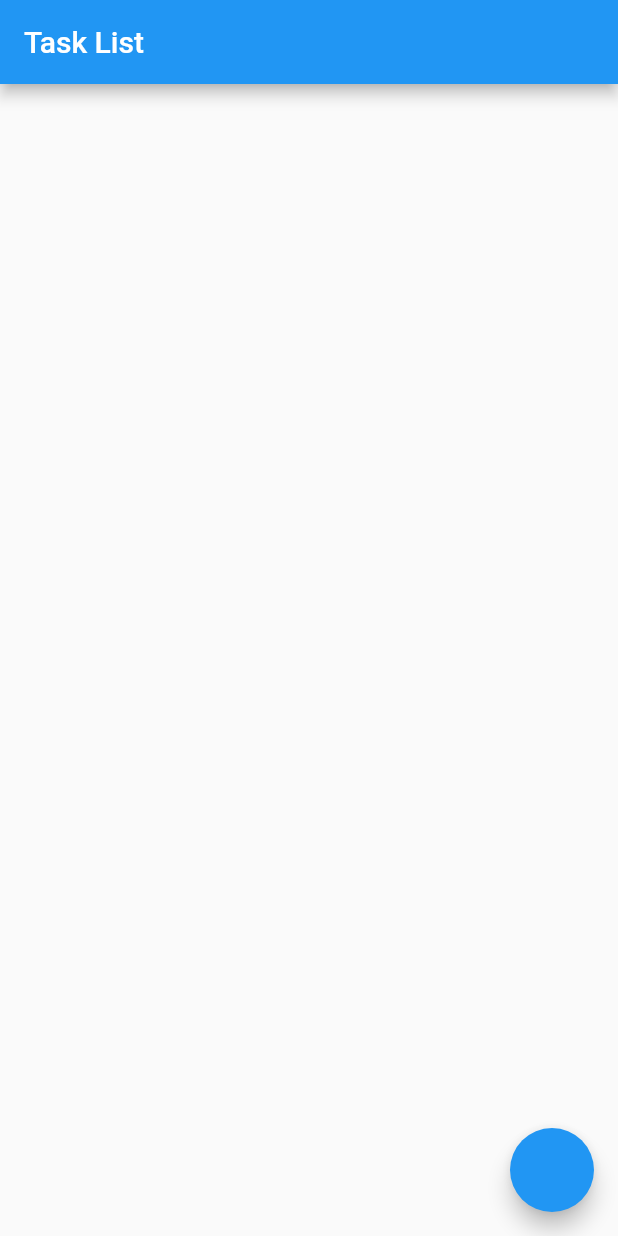
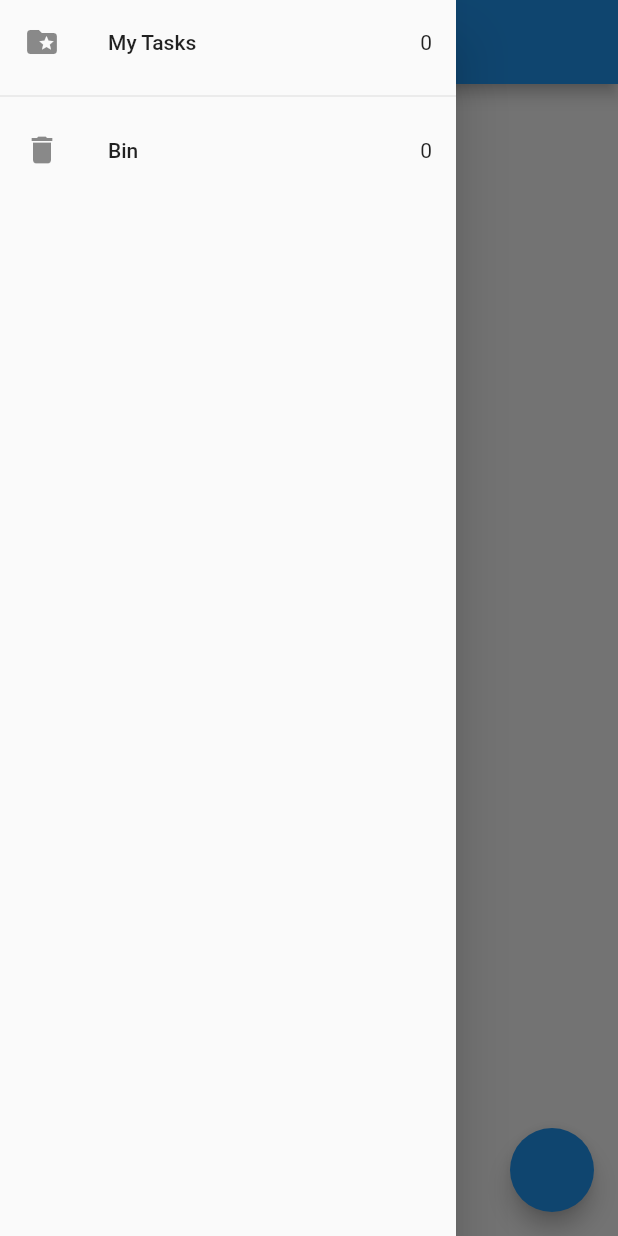
Before and after one commit to MehrabBozorgi/flutter_Tasks_app_bloc, a Flutter app: the screen it shows after launch, with the side drawer open (before the commit the screen has no drawer), on a phone screen of 412 x 824 dp. Run offline on Flutter 3.47's test engine with Material 2 defaults, Android fonts, the phone set to English and light mode, and no system bars; our stand-ins replace equatable, flutter_bloc.

Commit message:
Tasks_app_bloc

```diff
--- a/lib/bloc/task_event.dart
+++ b/lib/bloc/task_event.dart
@@ -30,3 +30,12 @@ class DeleteTask extends TaskEvent {
   @override
   List<Object?> get props => [task];
 }
+
+class RemoveTask extends TaskEvent {
+  final Task task;
+
+  const RemoveTask({required this.task});
+
+  @override
+  List<Object?> get props => [task];
+}
--- a/lib/bloc/task_state.dart
+++ b/lib/bloc/task_state.dart
@@ -3,9 +3,11 @@ part of 'task_bloc.dart';
 class TaskState extends Equatable {
   TaskState({
     this.allTasks = const <Task>[],
+    this.removeTasks = const <Task>[],
   });
 
   List<Task> allTasks = [];
+  List<Task> removeTasks   = [];
 
   @override
   List<Object?> get props => [allTasks];
--- a/lib/main.dart
+++ b/lib/main.dart
@@ -1,13 +1,17 @@
 import 'package:flutter/material.dart';
 import 'package:flutter_bloc_todo/bloc/bloc_exports.dart';
-import 'package:flutter_bloc_todo/task_list_screen.dart';
+import 'package:flutter_bloc_todo/screens/task_list_screen.dart';
+import 'package:flutter_bloc_todo/service/app_router.dart';
 
 void main() {
-  runApp(const MyApp());
+  runApp(MyApp(
+    appRouter: AppRouter(),
+  ));
 }
 
 class MyApp extends StatelessWidget {
-  const MyApp({Key? key}) : super(key: key);
+  const MyApp({Key? key, required this.appRouter}) : super(key: key);
+  final AppRouter appRouter;
 
   @override
   Widget build(BuildContext context) {
@@ -15,6 +19,7 @@ class MyApp extends StatelessWidget {
       create: (context) => TaskBloc(),
       child: MaterialApp(
         home: TaskListScreen(),
+        onGenerateRoute: appRouter.onGenerateRout,
       ),
     );
   }
--- /dev/null
+++ b/lib/screens/my_drawer.dart
@@ -0,0 +1,50 @@
+import 'package:flutter/material.dart';
+import 'package:flutter_bloc_todo/screens/recycler_bin_screen.dart';
+import 'package:flutter_bloc_todo/screens/task_list_screen.dart';
+
+import '../bloc/bloc_exports.dart';
+
+class MyDrawer extends StatelessWidget {
+  const MyDrawer({Key? key}) : super(key: key);
+
+  @override
+  Widget build(BuildContext context) {
+    return SafeArea(
+      child: Drawer(
+        child: Column(
+          children: [
+            BlocBuilder<TaskBloc, TaskState>(
+              builder: (context, state) {
+                return GestureDetector(
+                  onTap: () {
+                    Navigator.of(context).pushNamed(TaskListScreen.id);
+                  },
+                  child: ListTile(
+                    leading: const Icon(Icons.folder_special),
+                    title: const Text('My Tasks'),
+                    trailing: Text('${state.allTasks.length}'),
+                  ),
+                );
+              },
+            ),
+            const Divider(),
+            BlocBuilder<TaskBloc, TaskState>(
+              builder: (context, state) {
+                return GestureDetector(
+                  onTap: () {
+                    Navigator.of(context).pushNamed(RecycleBinScreen.id);
+                  },
+                  child: ListTile(
+                    leading: const Icon(Icons.delete),
+                    title: const Text('Bin'),
+                    trailing: Text('${state.removeTasks.length}'),
+                  ),
+                );
+              },
+            ),
+          ],
+        ),
+      ),
+    );
+  }
+}
```
Also changed, not shown: lib/bloc/task_bloc.dart (+20 -3 lines), lib/screens/recycler_bin_screen.dart (added, +50 -0 lines), lib/screens/task_list_screen.dart (renamed from lib/task_list_screen.dart, +15 -6 lines), lib/service/app_router.dart (added, +18 -0 lines).
